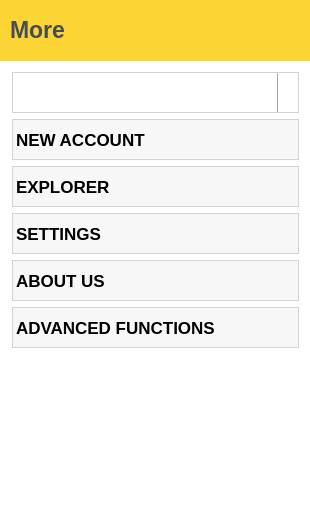
First picture: the form in page/more/pagemore.ui, repository LYRA-Block-Lattice/LyraWalletManager, before the edit.
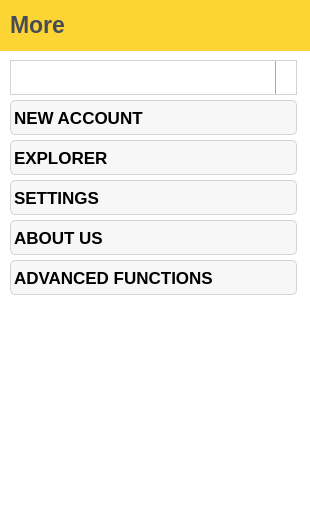
Second picture: the form after the edit. Icons and pictures are not drawn.

Commit message: Staking done and fully functional, fix UI and function issues.

Diff of the .ui file:
```diff
--- a/page/more/pagemore.ui
+++ b/page/more/pagemore.ui
@@ -28,7 +28,7 @@
      <x>0</x>
      <y>0</y>
      <width>311</width>
-     <height>61</height>
+     <height>51</height>
     </rect>
    </property>
    <property name="styleSheet">
@@ -46,7 +46,7 @@
       <x>10</x>
       <y>9</y>
       <width>131</width>
-      <height>41</height>
+      <height>31</height>
      </rect>
     </property>
     <property name="sizePolicy">
@@ -72,54 +72,245 @@
     </property>
    </widget>
   </widget>
-  <widget class="QFrame" name="moreVerticalFrame">
+  <widget class="QPushButton" name="advancedFunctionsPushButton">
    <property name="geometry">
     <rect>
-     <x>0</x>
+     <x>10</x>
+     <y>260</y>
+     <width>287</width>
+     <height>35</height>
+    </rect>
+   </property>
+   <property name="minimumSize">
+    <size>
+     <width>0</width>
+     <height>35</height>
+    </size>
+   </property>
+   <property name="font">
+    <font>
+     <pointsize>13</pointsize>
+     <bold>true</bold>
+     <stylestrategy>PreferDefault</stylestrategy>
+    </font>
+   </property>
+   <property name="focusPolicy">
+    <enum>Qt::NoFocus</enum>
+   </property>
+   <property name="styleSheet">
+    <string notr="true">QPushButton {
+	border-style: solid;
+	background-color: rgba(0, 0, 0, 8);
+	border-width: 1px;
+	border-radius: 5px;
+	border-color: lightgrey;
+	text-align:left;
+    padding-right: 3px;
+    padding-left: 3px;
+	color:black;
+}
+QPushButton:hover {
+    background-color: rgba(0, 0, 0, 16);
+}
+
+QPushButton:pressed {
+    background-color: rgba(0, 0, 0, 64);
+}</string>
+   </property>
+   <property name="text">
+    <string>ADVANCED FUNCTIONS</string>
+   </property>
+   <property name="icon">
+    <iconset resource="../../res.qrc">
+     <normaloff>:/res/ic/res/ic/advanced.png</normaloff>:/res/ic/res/ic/advanced.png</iconset>
+   </property>
+  </widget>
+  <widget class="QPushButton" name="newAccountPushButton">
+   <property name="geometry">
+    <rect>
+     <x>10</x>
+     <y>100</y>
+     <width>287</width>
+     <height>35</height>
+    </rect>
+   </property>
+   <property name="minimumSize">
+    <size>
+     <width>0</width>
+     <height>35</height>
+    </size>
+   </property>
+   <property name="font">
+    <font>
+     <pointsize>13</pointsize>
+     <bold>true</bold>
+     <stylestrategy>PreferDefault</stylestrategy>
+    </font>
+   </property>
+   <property name="focusPolicy">
+    <enum>Qt::NoFocus</enum>
+   </property>
+   <property name="styleSheet">
+    <string notr="true">QPushButton {
+	border-style: solid;
+	background-color: rgba(0, 0, 0, 8);
+	border-width: 1px;
+	border-radius: 5px;
+	border-color: lightgrey;
+	text-align:left;
+    padding-right: 3px;
+    padding-left: 3px;
+	color:black;
+}
+QPushButton:hover {
+    background-color: rgba(0, 0, 0, 16);
+}
+
+QPushButton:pressed {
+    background-color: rgba(0, 0, 0, 64);
+}</string>
+   </property>
+   <property name="text">
+    <string>NEW ACCOUNT</string>
+   </property>
+   <property name="icon">
+    <iconset resource="../../res.qrc">
+     <normaloff>:/res/ic/res/ic/newAccount.png</normaloff>:/res/ic/res/ic/newAccount.png</iconset>
+   </property>
+  </widget>
+  <widget class="QPushButton" name="explorerPushButton">
+   <property name="geometry">
+    <rect>
+     <x>10</x>
+     <y>140</y>
+     <width>287</width>
+     <height>35</height>
+    </rect>
+   </property>
+   <property name="minimumSize">
+    <size>
+     <width>0</width>
+     <height>35</height>
+    </size>
+   </property>
+   <property name="font">
+    <font>
+     <pointsize>13</pointsize>
+     <bold>true</bold>
+     <stylestrategy>PreferDefault</stylestrategy>
+    </font>
+   </property>
+   <property name="focusPolicy">
+    <enum>Qt::NoFocus</enum>
+   </property>
+   <property name="styleSheet">
+    <string notr="true">QPushButton {
+	border-style: solid;
+	background-color: rgba(0, 0, 0, 8);
+	border-width: 1px;
+	border-radius: 5px;
+	border-color: lightgrey;
+	text-align:left;
+    padding-right: 3px;
+    padding-left: 3px;
+	color:black;
+}
+QPushButton:hover {
+    background-color: rgba(0, 0, 0, 16);
+}
+
+QPushButton:pressed {
+    background-color: rgba(0, 0, 0, 64);
+}</string>
+   </property>
+   <property name="text">
+    <string>EXPLORER</string>
+   </property>
+   <property name="icon">
+    <iconset resource="../../res.qrc">
+     <normaloff>:/res/ic/res/ic/magnify.png</normaloff>:/res/ic/res/ic/magnify.png</iconset>
+   </property>
+  </widget>
+  <widget class="QPushButton" name="settingsPushButton">
+   <property name="geometry">
+    <rect>
+     <x>10</x>
+     <y>180</y>
+     <width>287</width>
+     <height>35</height>
+    </rect>
+   </property>
+   <property name="minimumSize">
+    <size>
+     <width>0</width>
+     <height>35</height>
+    </size>
+   </property>
+   <property name="font">
+    <font>
+     <pointsize>13</pointsize>
+     <bold>true</bold>
+     <stylestrategy>PreferDefault</stylestrategy>
+    </font>
+   </property>
+   <property name="focusPolicy">
+    <enum>Qt::NoFocus</enum>
+   </property>
+   <property name="styleSheet">
+    <string notr="true">QPushButton {
+	border-style: solid;
+	background-color: rgba(0, 0, 0, 8);
+	border-width: 1px;
+	border-radius: 5px;
+	border-color: lightgrey;
+	text-align:left;
+    padding-right: 3px;
+    padding-left: 3px;
+	color:black;
+}
+QPushButton:hover {
+    background-color: rgba(0, 0, 0, 16);
+}
+
+QPushButton:pressed {
+    background-color: rgba(0, 0, 0, 64);
+}</string>
+   </property>
+   <property name="text">
+    <string>SETTINGS</string>
+   </property>
+   <property name="icon">
+    <iconset resource="../../res.qrc">
+     <normaloff>:/res/ic/res/ic/settings.png</normaloff>:/res/ic/res/ic/settings.png</iconset>
+   </property>
+  </widget>
+  <widget class="QComboBox" name="accountsComboBox">
+   <property name="geometry">
+    <rect>
+     <x>10</x>
      <y>60</y>
-     <width>311</width>
-     <height>471</height>
+     <width>287</width>
+     <height>35</height>
     </rect>
    </property>
+   <property name="minimumSize">
+    <size>
+     <width>119</width>
+     <height>35</height>
+    </size>
+   </property>
+   <property name="font">
+    <font>
+     <pointsize>13</pointsize>
+     <bold>true</bold>
+     <stylestrategy>PreferDefault</stylestrategy>
+    </font>
+   </property>
+   <property name="focusPolicy">
+    <enum>Qt::NoFocus</enum>
+   </property>
    <property name="styleSheet">
-    <string notr="true">background-color: transparent;</string>
-   </property>
-   <layout class="QVBoxLayout" name="moreVerticalLayout">
-    <property name="spacing">
-     <number>6</number>
-    </property>
-    <property name="leftMargin">
-     <number>12</number>
-    </property>
-    <property name="topMargin">
-     <number>12</number>
-    </property>
-    <property name="rightMargin">
-     <number>12</number>
-    </property>
-    <property name="bottomMargin">
-     <number>12</number>
-    </property>
-    <item>
-     <widget class="QComboBox" name="accountsComboBox">
-      <property name="minimumSize">
-       <size>
-        <width>119</width>
-        <height>41</height>
-       </size>
-      </property>
-      <property name="font">
-       <font>
-        <pointsize>13</pointsize>
-        <bold>true</bold>
-        <stylestrategy>PreferDefault</stylestrategy>
-       </font>
-      </property>
-      <property name="focusPolicy">
-       <enum>Qt::NoFocus</enum>
-      </property>
-      <property name="styleSheet">
-       <string notr="true">QComboBox {
+    <string notr="true">QComboBox {
     border: 1px solid lightgray;
     padding: 1px 18px 1px 3px;
     min-width: 6em; 
@@ -170,32 +361,39 @@
 	color: black;
 }
 </string>
-      </property>
-     </widget>
-    </item>
-    <item>
-     <widget class="QPushButton" name="newAccountPushButton">
-      <property name="minimumSize">
-       <size>
-        <width>0</width>
-        <height>41</height>
-       </size>
-      </property>
-      <property name="font">
-       <font>
-        <pointsize>13</pointsize>
-        <bold>true</bold>
-        <stylestrategy>PreferDefault</stylestrategy>
-       </font>
-      </property>
-      <property name="focusPolicy">
-       <enum>Qt::NoFocus</enum>
-      </property>
-      <property name="styleSheet">
-       <string notr="true">QPushButton {
+   </property>
+  </widget>
+  <widget class="QPushButton" name="aboutUsPushButton">
+   <property name="geometry">
+    <rect>
+     <x>10</x>
+     <y>220</y>
+     <width>287</width>
+     <height>35</height>
+    </rect>
+   </property>
+   <property name="minimumSize">
+    <size>
+     <width>0</width>
+     <height>35</height>
+    </size>
+   </property>
+   <property name="font">
+    <font>
+     <pointsize>13</pointsize>
+     <bold>true</bold>
+     <stylestrategy>PreferDefault</stylestrategy>
+    </font>
+   </property>
+   <property name="focusPolicy">
+    <enum>Qt::NoFocus</enum>
+   </property>
+   <property name="styleSheet">
+    <string notr="true">QPushButton {
 	border-style: solid;
 	background-color: rgba(0, 0, 0, 8);
 	border-width: 1px;
+	border-radius: 5px;
 	border-color: lightgrey;
 	text-align:left;
     padding-right: 3px;
@@ -209,214 +407,14 @@
 QPushButton:pressed {
     background-color: rgba(0, 0, 0, 64);
 }</string>
-      </property>
-      <property name="text">
-       <string>NEW ACCOUNT</string>
-      </property>
-      <property name="icon">
-       <iconset resource="../../res.qrc">
-        <normaloff>:/res/ic/res/ic/newAccount.png</normaloff>:/res/ic/res/ic/newAccount.png</iconset>
-      </property>
-     </widget>
-    </item>
-    <item>
-     <widget class="QPushButton" name="explorerPushButton">
-      <property name="minimumSize">
-       <size>
-        <width>0</width>
-        <height>41</height>
-       </size>
-      </property>
-      <property name="font">
-       <font>
-        <pointsize>13</pointsize>
-        <bold>true</bold>
-        <stylestrategy>PreferDefault</stylestrategy>
-       </font>
-      </property>
-      <property name="focusPolicy">
-       <enum>Qt::NoFocus</enum>
-      </property>
-      <property name="styleSheet">
-       <string notr="true">QPushButton {
-	border-style: solid;
-	background-color: rgba(0, 0, 0, 8);
-	border-width: 1px;
-	border-color: lightgrey;
-	text-align:left;
-    padding-right: 3px;
-    padding-left: 3px;
-	color:black;
-}
-QPushButton:hover {
-    background-color: rgba(0, 0, 0, 16);
-}
-
-QPushButton:pressed {
-    background-color: rgba(0, 0, 0, 64);
-}</string>
-      </property>
-      <property name="text">
-       <string>EXPLORER</string>
-      </property>
-      <property name="icon">
-       <iconset resource="../../res.qrc">
-        <normaloff>:/res/ic/res/ic/magnify.png</normaloff>:/res/ic/res/ic/magnify.png</iconset>
-      </property>
-     </widget>
-    </item>
-    <item>
-     <widget class="QPushButton" name="settingsPushButton">
-      <property name="minimumSize">
-       <size>
-        <width>0</width>
-        <height>41</height>
-       </size>
-      </property>
-      <property name="font">
-       <font>
-        <pointsize>13</pointsize>
-        <bold>true</bold>
-        <stylestrategy>PreferDefault</stylestrategy>
-       </font>
-      </property>
-      <property name="focusPolicy">
-       <enum>Qt::NoFocus</enum>
-      </property>
-      <property name="styleSheet">
-       <string notr="true">QPushButton {
-	border-style: solid;
-	background-color: rgba(0, 0, 0, 8);
-	border-width: 1px;
-	border-color: lightgrey;
-	text-align:left;
-    padding-right: 3px;
-    padding-left: 3px;
-	color:black;
-}
-QPushButton:hover {
-    background-color: rgba(0, 0, 0, 16);
-}
-
-QPushButton:pressed {
-    background-color: rgba(0, 0, 0, 64);
-}</string>
-      </property>
-      <property name="text">
-       <string>SETTINGS</string>
-      </property>
-      <property name="icon">
-       <iconset resource="../../res.qrc">
-        <normaloff>:/res/ic/res/ic/settings.png</normaloff>:/res/ic/res/ic/settings.png</iconset>
-      </property>
-     </widget>
-    </item>
-    <item>
-     <widget class="QPushButton" name="aboutUsPushButton">
-      <property name="minimumSize">
-       <size>
-        <width>0</width>
-        <height>41</height>
-       </size>
-      </property>
-      <property name="font">
-       <font>
-        <pointsize>13</pointsize>
-        <bold>true</bold>
-        <stylestrategy>PreferDefault</stylestrategy>
-       </font>
-      </property>
-      <property name="focusPolicy">
-       <enum>Qt::NoFocus</enum>
-      </property>
-      <property name="styleSheet">
-       <string notr="true">QPushButton {
-	border-style: solid;
-	background-color: rgba(0, 0, 0, 8);
-	border-width: 1px;
-	border-color: lightgrey;
-	text-align:left;
-    padding-right: 3px;
-    padding-left: 3px;
-	color:black;
-}
-QPushButton:hover {
-    background-color: rgba(0, 0, 0, 16);
-}
-
-QPushButton:pressed {
-    background-color: rgba(0, 0, 0, 64);
-}</string>
-      </property>
-      <property name="text">
-       <string>ABOUT US</string>
-      </property>
-      <property name="icon">
-       <iconset resource="../../res.qrc">
-        <normaloff>:/res/ic/res/ic/aboutUs.png</normaloff>:/res/ic/res/ic/aboutUs.png</iconset>
-      </property>
-     </widget>
-    </item>
-    <item>
-     <widget class="QPushButton" name="advancedFunctionsPushButton">
-      <property name="minimumSize">
-       <size>
-        <width>0</width>
-        <height>41</height>
-       </size>
-      </property>
-      <property name="font">
-       <font>
-        <pointsize>13</pointsize>
-        <bold>true</bold>
-        <stylestrategy>PreferDefault</stylestrategy>
-       </font>
-      </property>
-      <property name="focusPolicy">
-       <enum>Qt::NoFocus</enum>
-      </property>
-      <property name="styleSheet">
-       <string notr="true">QPushButton {
-	border-style: solid;
-	background-color: rgba(0, 0, 0, 8);
-	border-width: 1px;
-	border-color: lightgrey;
-	text-align:left;
-    padding-right: 3px;
-    padding-left: 3px;
-	color:black;
-}
-QPushButton:hover {
-    background-color: rgba(0, 0, 0, 16);
-}
-
-QPushButton:pressed {
-    background-color: rgba(0, 0, 0, 64);
-}</string>
-      </property>
-      <property name="text">
-       <string>ADVANCED FUNCTIONS</string>
-      </property>
-      <property name="icon">
-       <iconset resource="../../res.qrc">
-        <normaloff>:/res/ic/res/ic/aboutUs.png</normaloff>:/res/ic/res/ic/aboutUs.png</iconset>
-      </property>
-     </widget>
-    </item>
-    <item>
-     <spacer name="verticalSpacer">
-      <property name="orientation">
-       <enum>Qt::Vertical</enum>
-      </property>
-      <property name="sizeHint" stdset="0">
-       <size>
-        <width>20</width>
-        <height>40</height>
-       </size>
-      </property>
-     </spacer>
-    </item>
-   </layout>
+   </property>
+   <property name="text">
+    <string>ABOUT US</string>
+   </property>
+   <property name="icon">
+    <iconset resource="../../res.qrc">
+     <normaloff>:/res/ic/res/ic/aboutUs.png</normaloff>:/res/ic/res/ic/aboutUs.png</iconset>
+   </property>
   </widget>
  </widget>
  <resources>
```
The commit also changes 75 other files.
